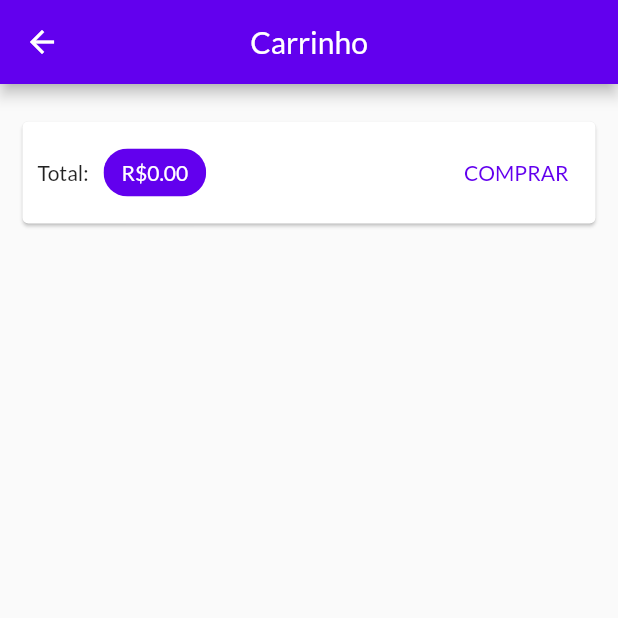
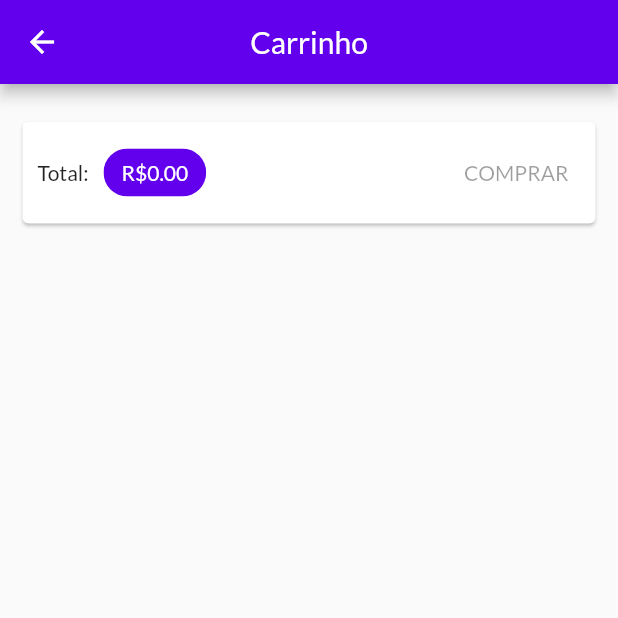
Before and after one commit to IagoEngel/shop, a Flutter app: the CartScreen screen opened by its route, on a phone screen of 412 x 824 dp, the top half of it. Run offline on Flutter 3.47's test engine with Material 2 defaults, Android fonts, the phone set to English and light mode, and no system bars; network calls fail.

Commit message:
Aula 286 até 288

```diff
--- a/lib/models/product_list.dart
+++ b/lib/models/product_list.dart
@@ -5,10 +5,11 @@ import 'package:flutter/material.dart';
 import 'package:http/http.dart' as http;
 
 import '../exceptions/http_exception.dart';
+import '../utils/constants.dart';
 import 'product.dart';
 
 class ProductList with ChangeNotifier {
-  final _baseUrl = 'https://shop-c7e80-default-rtdb.firebaseio.com/products';
+  final _baseUrl = Constants.productsBaseUrl;
 
   final List<Product> _items = [];
 
--- a/lib/screens/cart_screen.dart
+++ b/lib/screens/cart_screen.dart
@@ -42,14 +42,7 @@ class CartScreen extends StatelessWidget {
                     backgroundColor: Theme.of(context).colorScheme.primary,
                   ),
                   const Spacer(),
-                  TextButton(
-                    onPressed: () {
-                      Provider.of<OrderList>(context, listen: false)
-                          .addOrder(cart);
-                      cart.clear();
-                    },
-                    child: const Text('COMPRAR'),
-                  ),
+                  CartButton(cart: cart),
                 ],
               ),
             ),
@@ -66,3 +59,37 @@ class CartScreen extends StatelessWidget {
     );
   }
 }
+
+class CartButton extends StatefulWidget {
+  const CartButton({
+    super.key,
+    required this.cart,
+  });
+
+  final Cart cart;
+
+  @override
+  State<CartButton> createState() => _CartButtonState();
+}
+
+class _CartButtonState extends State<CartButton> {
+  bool isLoading = false;
+
+  @override
+  Widget build(BuildContext context) {
+    return TextButton(
+      onPressed: widget.cart.items.isEmpty
+          ? null
+          : () async {
+              setState(() => isLoading = true);
+
+              await Provider.of<OrderList>(context, listen: false)
+                  .addOrder(widget.cart);
+
+              widget.cart.clear();
+              setState(() => isLoading = false);
+            },
+      child: const Text('COMPRAR'),
+    );
+  }
+}
--- /dev/null
+++ b/lib/utils/constants.dart
@@ -0,0 +1,4 @@
+class Constants {
+  static const productsBaseUrl = 'https://shop-c7e80-default-rtdb.firebaseio.com/products';
+  static const ordersBaseUrl = 'https://shop-c7e80-default-rtdb.firebaseio.com/orders';
+}
```
Also changed, not shown: lib/models/order_list.dart (+30 -6 lines), lib/models/product.dart (+26 -1 lines).
